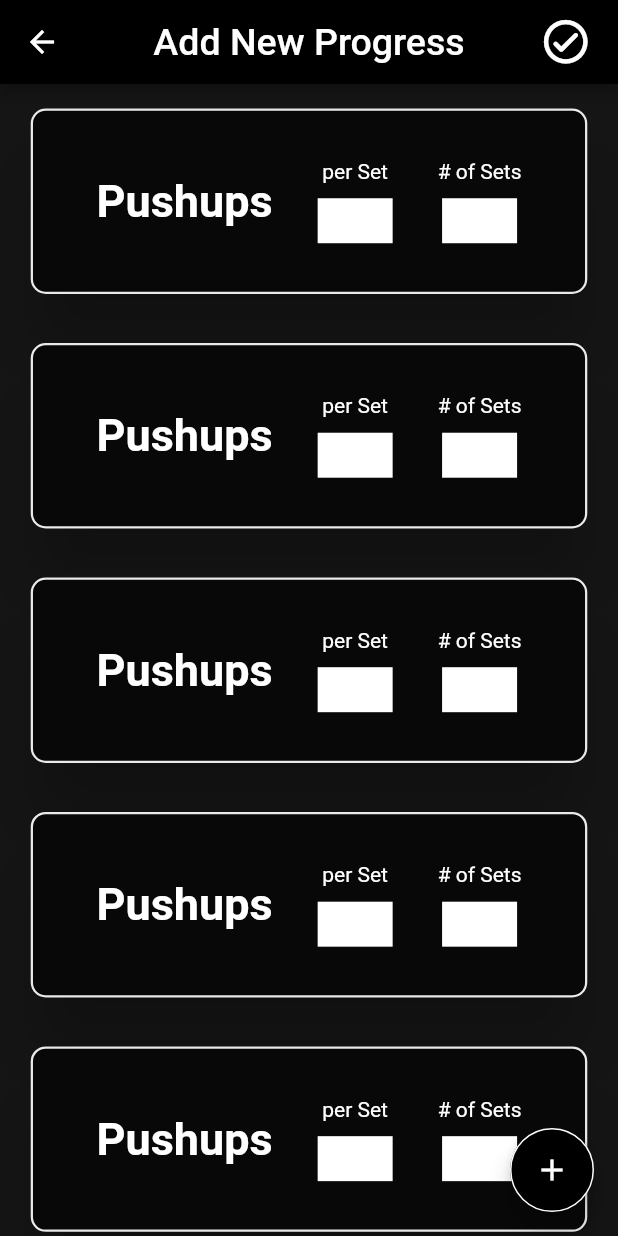
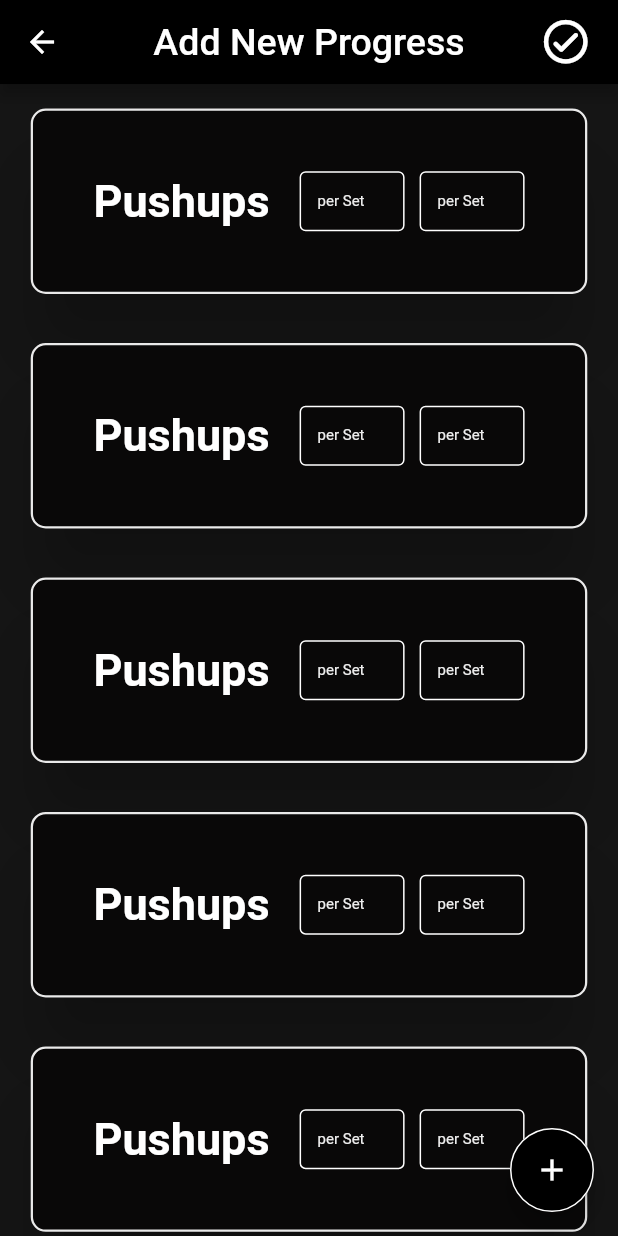
Before and after one commit to thenoisyninga/the_workout_app, a Flutter app: the AddNewProgress screen opened by its route, on a phone screen of 412 x 824 dp. Run offline on Flutter 3.47's test engine with Material 2 defaults, Android fonts, the phone set to English and light mode, and no system bars; our stand-ins replace flutter_image_slideshow.

Commit message:
Completed design for workout cards.

```diff
--- a/lib/pages/add_new_progress.dart
+++ b/lib/pages/add_new_progress.dart
@@ -1,4 +1,5 @@
 import 'package:flutter/material.dart';
+import 'package:flutter/services.dart';
 
 class AddNewProgress extends StatelessWidget {
   const AddNewProgress({Key? key}) : super(key: key);
@@ -18,7 +19,7 @@ class AddNewProgress extends StatelessWidget {
                     Icons.check_circle_outline_rounded,
                     size: 35,
                   )),
-              SizedBox(width: w*3),
+              SizedBox(width: w * 3),
             ],
             title: const Text(
               'Add New Progress',
@@ -101,16 +102,13 @@ class AddNewProgress extends StatelessWidget {
                 h: h,
                 w: w,
               ),
-
             ],
           ),
           floatingActionButton: FloatingActionButton(
               onPressed: () {},
               shape: const CircleBorder(
-              side: const BorderSide(color: Colors.white)
-            ),
-            child: const Icon(Icons.add)
-          ),
+                  side: BorderSide(color: Colors.white)),
+              child: const Icon(Icons.add)),
         ),
       );
     });
@@ -142,7 +140,7 @@ class WorkoutCard extends StatelessWidget {
             child: Row(
               mainAxisAlignment: MainAxisAlignment.center,
               children: [
-                const Text(
+                Text(
                   'Pushups',
                   style: TextStyle(
                     color: Colors.white,
@@ -150,49 +148,67 @@ class WorkoutCard extends StatelessWidget {
                     fontWeight: FontWeight.bold,
                   ),
                 ),
-                const SizedBox(
-                  width: 30,
+                SizedBox(
+                  width: 20,
                 ),
-                Column(
-                  mainAxisAlignment: MainAxisAlignment.center,
-                  children: [
-                    const Text(
-                      'per Set',
+                Container(
+                  height: 40,
+                  width: 70,
+                  child:  TextField(
+                    keyboardType: TextInputType.number,
+                    textAlign: TextAlign.center,
                     style: TextStyle(
+                      fontSize: 10,
                       color: Colors.white,
                     ),
+                    decoration: InputDecoration(
+                      labelText: 'per Set',
+                      labelStyle: TextStyle(
+                        color: Colors.grey[200]
                       ),
-                    const SizedBox(
-                      height: 10,
+                      enabledBorder: OutlineInputBorder(
+                        borderSide: BorderSide(
+                          color: Colors.white
+                        ),
+                      ),
+                      focusedBorder: OutlineInputBorder(
+                        borderSide: BorderSide(
+                            color: Colors.white
+                        ),
+                      ),
+                    ),
+                  ),
+                ),
+                SizedBox(
+                  width: 10,
                 ),
                 Container(
-                      height: 30,
-                      width: 50,
+                  height: 40,
+                  width: 70,
+                  child:  TextField(
+                    keyboardType: TextInputType.number,
+                    textAlign: TextAlign.center,
+                    style: TextStyle(
+                      fontSize: 10,
                       color: Colors.white,
                     ),
-                  ],
+                    decoration: InputDecoration(
+                      labelText: 'per Set',
+                      labelStyle: TextStyle(
+                          color: Colors.grey[200]
                       ),
-                const SizedBox(
-                  width: 30,
-                ),
-                Column(
-                  mainAxisAlignment: MainAxisAlignment.center,
-                  children: [
-                    const Text(
-                      '# of Sets',
-                      style: TextStyle(
-                        color: Colors.white,
+                      enabledBorder: OutlineInputBorder(
+                        borderSide: BorderSide(
+                            color: Colors.white
                         ),
                       ),
-                    const SizedBox(
-                      height: 10,
+                      focusedBorder: OutlineInputBorder(
+                        borderSide: BorderSide(
+                            color: Colors.white
                         ),
-                    Container(
-                      height: 30,
-                      width: 50,
-                      color: Colors.white,
                       ),
-                  ],
+                    ),
+                  ),
                 ),
               ],
             ),
```
Lines whose indentation alone changed are shown as unchanged.
